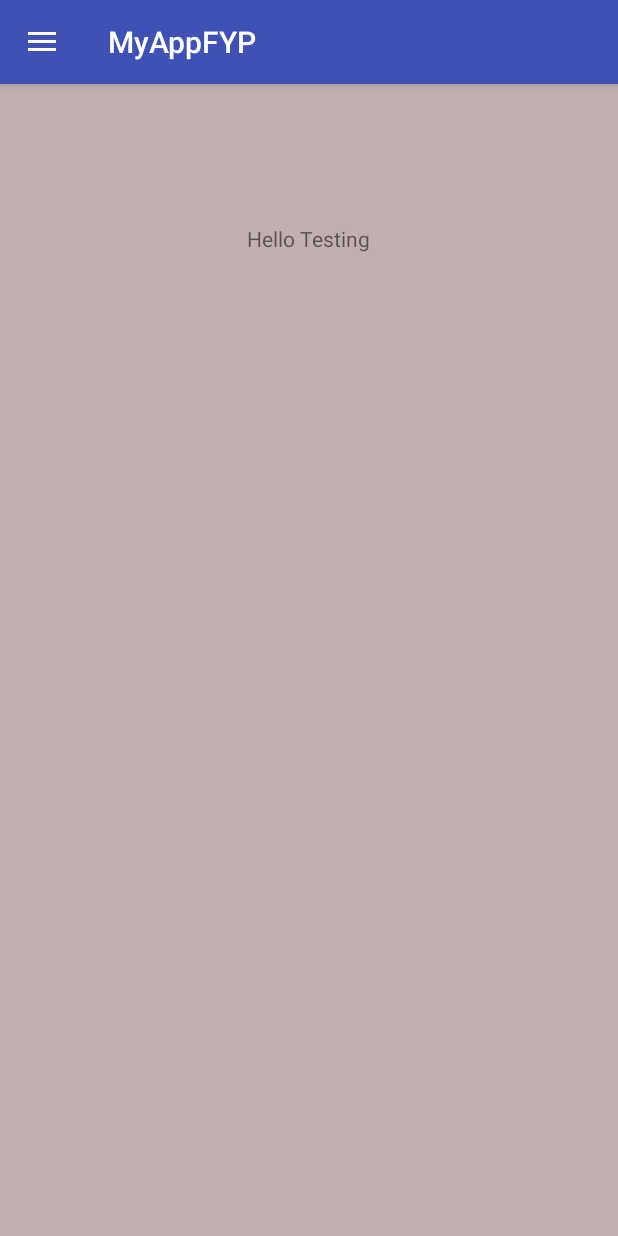
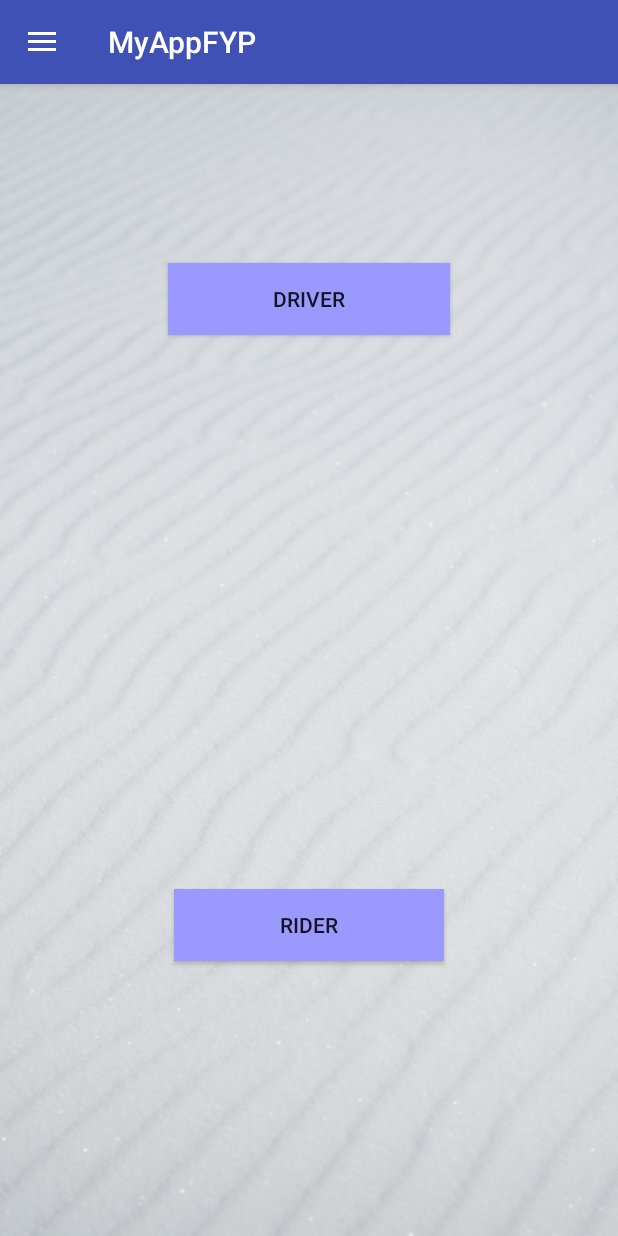
Before and after one commit to mrkoppy/MyAppFYP2, an Android app: the trip screen opened directly, with no data from a screen before it, on a phone screen of 412 x 824 dp. Run offline under Robolectric (Android 15) with nearby library versions, the light colour scheme and no system bars.

Commit message:
- upload new bg image and main menu redirect to driver or rider

```diff
--- a/app/src/main/java/com/example/mrkoppy/myappfyp/trip.java
+++ b/app/src/main/java/com/example/mrkoppy/myappfyp/trip.java
@@ -103,6 +103,17 @@ public class trip extends AppCompatActivity {
         });
     }
 
+    public void btn_mainmenu_Rdriver (View view){
+        Intent intent = new Intent(this, mydriver.class);
+        startActivity(intent);
+    }
+
+    public void btn_mainmenu_Rrider (View view){
+        Intent intent = new Intent(this, myrider.class);
+        startActivity(intent);
+
+    }
+
     @Override
     public boolean onOptionsItemSelected(MenuItem item) {
         return abdt.onOptionsItemSelected(item) || super.onOptionsItemSelected(item);
--- a/app/src/main/res/layout/activity_trip.xml
+++ b/app/src/main/res/layout/activity_trip.xml
@@ -15,26 +15,38 @@
         xmlns:tools="http://schemas.android.com/tools"
         android:layout_width="match_parent"
         android:layout_height="match_parent"
-        android:background="@drawable/background"
+        android:background="@drawable/bg2"
         tools:context=".trip">
 
-        <TextView
-            android:id="@+id/textView"
-            android:layout_width="wrap_content"
+        <Button
+            android:id="@+id/btn_mainmenudriver"
+            android:layout_width="188dp"
             android:layout_height="wrap_content"
             android:layout_alignParentTop="true"
             android:layout_centerHorizontal="true"
-            android:layout_marginTop="93dp"
-            android:text="Hello Testing" />
+            android:layout_marginTop="119dp"
+            android:background="#9999FF"
+            android:text="@string/driver"
+            android:onClick="btn_mainmenu_Rdriver"/>
+
+        <Button
+            android:id="@+id/button3"
+            android:layout_width="180dp"
+            android:layout_height="wrap_content"
+            android:layout_alignParentBottom="true"
+            android:layout_centerHorizontal="true"
+            android:layout_marginBottom="183dp"
+            android:background="#9999FF"
+            android:text="@string/rider"
+            android:onClick="btn_mainmenu_Rrider"/>
+
     </RelativeLayout>
     <android.support.design.widget.NavigationView
         android:layout_width="match_parent"
         android:layout_height="match_parent"
         android:id="@+id/nav_view"
         android:layout_gravity="start"
-        app:menu="@menu/navigation_menu"
-
-        >
+        app:menu="@menu/navigation_menu">
 
         <LinearLayout
             android:layout_width="match_parent"
--- a/app/src/main/res/values/strings.xml
+++ b/app/src/main/res/values/strings.xml
@@ -70,4 +70,7 @@
     <string name="confirm_location1">Confirm location</string>
     <string name="confirm_location2">Confirm location</string>
 
+    <!--activity_trip.xml-->
+    <string name="driver">Driver</string>
+
 </resources>
```
Also changed, not shown: app/src/main/res/drawable/bg2.png (added).
